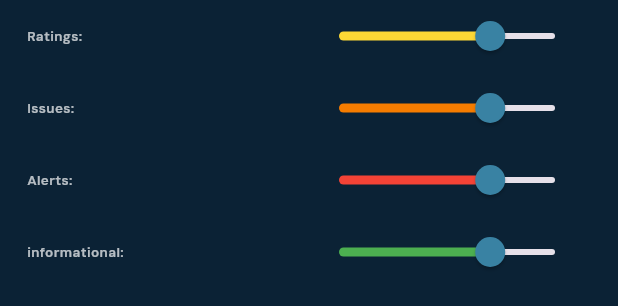
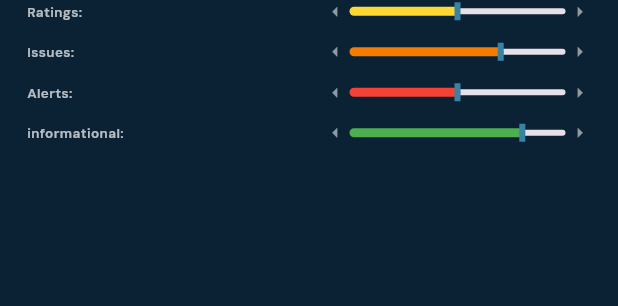
Before and after one commit to Prabhneet-Web/xorbx, a Flutter app: the CustomerFeedback widget shown alone on an empty page, opened directly, on a phone screen of 412 x 824 dp. Shown: the top 306 px of the screen. Run offline on Flutter 3.47's test engine with Material 3 defaults, Android fonts, the phone set to English and light mode, and no system bars; our stand-ins replace cached_network_image, fl_chart, flutter_cache_manager, flutter_map, flutter_svg, get and 2 more; missing offline and left inert: flutter_pdfview; statements that could not run were skipped.

Commit message:
custom slidebar

```diff
--- a/lib/presentation/dashboard_screen/widgets/inner_widgets/customer_feedback.dart
+++ b/lib/presentation/dashboard_screen/widgets/inner_widgets/customer_feedback.dart
@@ -3,6 +3,7 @@ import 'package:get/get.dart';
 import 'package:xorbx/constants/app_style.dart';
 import 'package:xorbx/constants/color_constants.dart';
 import 'package:xorbx/utils/scaling_utility.dart';
+import 'package:xorbx/widgets/custom_slider.dart';
 
 class CustomerFeedback extends GetWidget {
   const CustomerFeedback({super.key});
@@ -19,10 +20,13 @@ class CustomerFeedback extends GetWidget {
         ),
         child: Column(
           children: [
-            _buildSliderRow('Ratings:', Colors.yellow.shade600),
-            _buildSliderRow('Issues:', Colors.orange.shade700),
-            _buildSliderRow('Alerts:', Colors.red),
-            _buildSliderRow('informational:', Colors.green),
+            _buildSliderRow('Ratings:', Colors.yellow.shade600, 50, context),
+            SizedBox(height: scale.getScaledHeight(10)),
+            _buildSliderRow('Issues:', Colors.orange.shade700, 70, context),
+            SizedBox(height: scale.getScaledHeight(10)),
+            _buildSliderRow('Alerts:', Colors.red, 50, context),
+            SizedBox(height: scale.getScaledHeight(10)),
+            _buildSliderRow('informational:', Colors.green, 80, context),
           ],
         ),
       ),
@@ -30,7 +34,7 @@ class CustomerFeedback extends GetWidget {
   }
 }
 
-Widget _buildSliderRow(String label, Color color) {
+Widget _buildSliderRow(String label, Color color, double value, context) {
   return Row(
     mainAxisAlignment: MainAxisAlignment.spaceBetween,
     children: [
@@ -41,12 +45,24 @@ Widget _buildSliderRow(String label, Color color) {
           color: Colors.white70,
         ),
       ),
-      Slider(
-        value: 0.7,
-        onChanged: (value) {},
-        activeColor: color,
-        thumbColor: ColorConstant.color3,
-      ),
+      Row(
+        children: [
+          const Icon(
+            Icons.arrow_left_outlined,
+            size: 15,
+            color: Colors.white54,
+          ),
+          CustomSlider(
+            color: color,
+            value: value,
+          ),
+          const Icon(
+            Icons.arrow_right_outlined,
+            size: 15,
+            color: Colors.white54,
+          ),
+        ],
+      )
     ],
   );
 }
--- /dev/null
+++ b/lib/widgets/custom_slider.dart
@@ -0,0 +1,70 @@
+import 'package:flutter/material.dart';
+import 'package:xorbx/constants/color_constants.dart';
+
+class CustomSlider extends StatelessWidget {
+  final Color color;
+  final double value;
+
+  const CustomSlider({super.key, required this.color, required this.value});
+
+  @override
+  Widget build(BuildContext context) {
+    return SliderTheme(
+      data: SliderTheme.of(context).copyWith(
+        thumbShape: const RectangularSliderThumbShape(
+          width: 4.0,
+          height: 12.0,
+        ),
+        overlayShape: const RoundSliderOverlayShape(overlayRadius: 0),
+        thumbColor: ColorConstant.color3,
+        activeTrackColor: color,
+      ),
+      child: Slider(
+        max: 100,
+        value: value,
+        onChanged: (value) {},
+      ),
+    );
+  }
+}
+
+class RectangularSliderThumbShape extends SliderComponentShape {
+  final double width;
+  final double height;
+
+  const RectangularSliderThumbShape({this.width = 12.0, this.height = 20.0});
+
+  @override
+  Size getPreferredSize(bool isEnabled, bool isDiscrete) {
+    return Size(width, height);
+  }
+
+  @override
+  void paint(
+    PaintingContext context,
+    Offset center, {
+    required Animation<double> activationAnimation,
+    required Animation<double> enableAnimation,
+    required bool isDiscrete,
+    required TextPainter labelPainter,
+    required RenderBox parentBox,
+    required SliderThemeData sliderTheme,
+    required TextDirection textDirection,
+    required double value,
+    required double textScaleFactor,
+    required Size sizeWithOverflow,
+  }) {
+    final Canvas canvas = context.canvas;
+    final Paint paint = Paint()
+      ..color = sliderTheme.thumbColor ?? Colors.blue
+      ..style = PaintingStyle.fill;
+
+    final Rect thumbRect = Rect.fromCenter(
+      center: center,
+      width: width,
+      height: height,
+    );
+
+    canvas.drawRect(thumbRect, paint);
+  }
+}
```
Also changed, not shown: lib/presentation/dashboard_screen/screen/dashboard_screen.dart (+10 -10 lines), lib/presentation/dashboard_screen/widgets/inner_widgets/device_health_monitoring.dart (+19 -9 lines).
